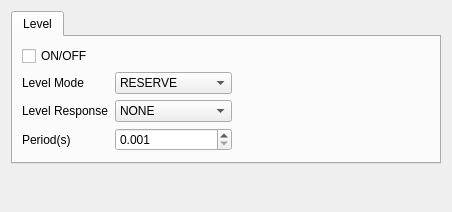
The window that source/wnd/ui/mrqtrigchan.ui (ww4u/megarobostudio) describes before a commit, drawn with Qt 5.
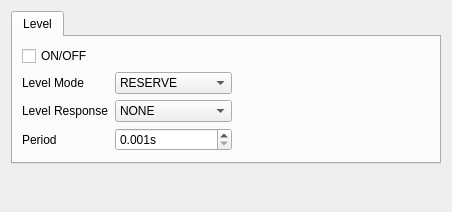
The same window after the commit. Custom widgets are drawn as their Qt base class.

What changed in the file:
```diff
--- a/source/wnd/ui/mrqtrigchan.ui
+++ b/source/wnd/ui/mrqtrigchan.ui
@@ -69,6 +69,9 @@
        </item>
        <item row="4" column="1">
         <widget class="QDoubleSpinBox" name="spinLevelPeriod">
+         <property name="suffix">
+          <string>s</string>
+         </property>
          <property name="decimals">
           <number>3</number>
          </property>
@@ -83,7 +86,7 @@
        <item row="4" column="0">
         <widget class="QLabel" name="label_4">
          <property name="text">
-          <string>Period(s)</string>
+          <string>Period</string>
          </property>
         </widget>
        </item>
```
